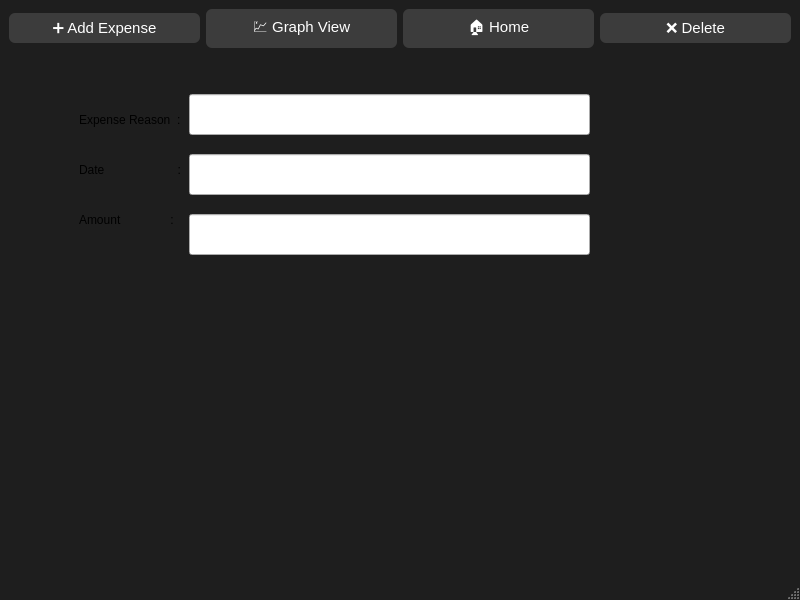
The window that mainwindow.ui (Shreyansh-dev180/Finance-Tracker) describes before a commit, drawn with Qt 5.
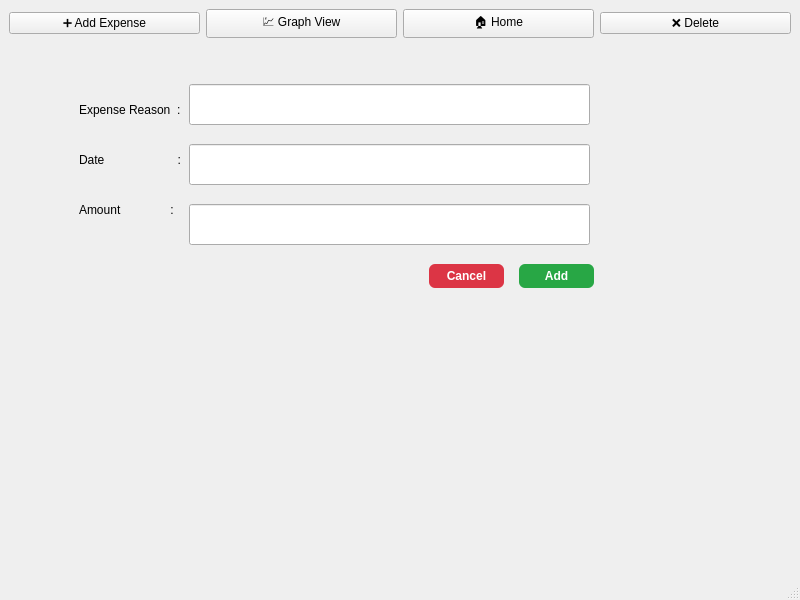
The same window after the commit. The open tabs and pages were chosen to show the change.

Commit message: Basic Logic complete

```diff
--- a/mainwindow.ui
+++ b/mainwindow.ui
@@ -14,9 +14,7 @@
    <string>MainWindow</string>
   </property>
   <property name="styleSheet">
-   <string notr="true">QMainWindow {
-    background-color: #1E1E1E;
-}
+   <string notr="true">background-color: White;
 
 QPushButton {
     background-color: #3C3C3C;
@@ -171,6 +169,68 @@
            </rect>
           </property>
          </widget>
+         <widget class="QPushButton" name="pushButton_7">
+          <property name="geometry">
+           <rect>
+            <x>510</x>
+            <y>220</y>
+            <width>75</width>
+            <height>24</height>
+           </rect>
+          </property>
+          <property name="styleSheet">
+           <string notr="true">QPushButton {
+    background-color: #28A745;
+    color: white;
+    border: none;
+    border-radius: 6px;
+    padding: 6px 14px;
+    font-weight: bold;
+}
+
+QPushButton:hover {
+    background-color: #34C759;
+}
+
+QPushButton:pressed {
+    background-color: #1E7E34;
+}</string>
+          </property>
+          <property name="text">
+           <string>Add</string>
+          </property>
+         </widget>
+         <widget class="QPushButton" name="pushButton_8">
+          <property name="geometry">
+           <rect>
+            <x>420</x>
+            <y>220</y>
+            <width>75</width>
+            <height>24</height>
+           </rect>
+          </property>
+          <property name="styleSheet">
+           <string notr="true">QPushButton {
+    background-color: #DC3545;
+    color: white;
+    border: none;
+    border-radius: 6px;
+    padding: 6px 14px;
+    font-weight: bold;
+}
+
+QPushButton:hover {
+    background-color: #FF4D5A;
+}
+
+QPushButton:pressed {
+    background-color: #B02A37;
+}</string>
+          </property>
+          <property name="text">
+           <string>Cancel</string>
+          </property>
+         </widget>
         </widget>
         <widget class="QWidget" name="dashboardPage">
          <widget class="QLabel" name="label">
```
Left out of the diff: 34 changed lines with no effect on the pictures. The commit also changes 2 other files.
